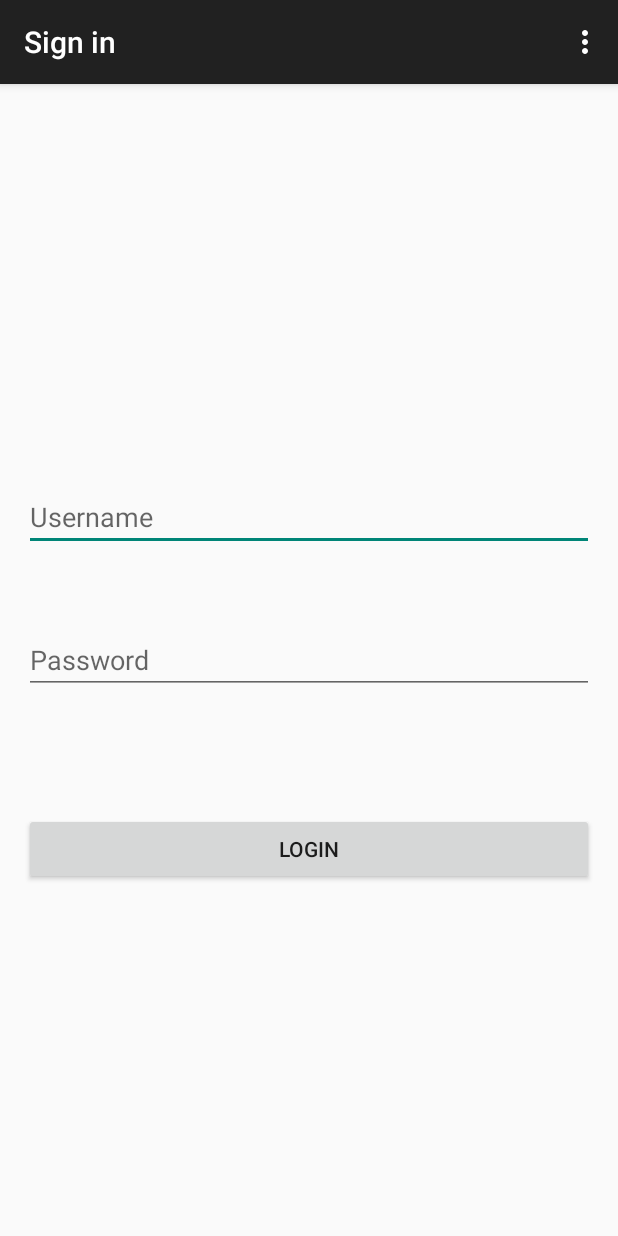
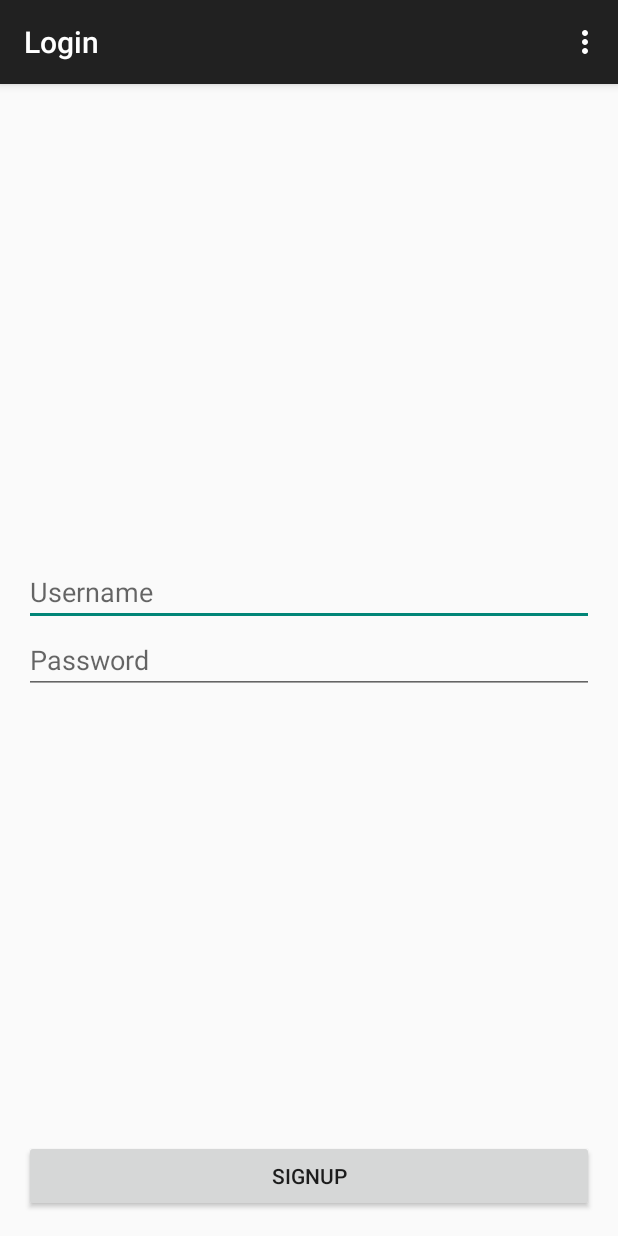
Before and after one commit to jk-gan/Together, an Android app: the screen it shows after launch (LoginActivity before the commit, SignupActivity after it), on a phone screen of 412 x 824 dp. Run offline under Robolectric (Android 15) with nearby library versions, the phone set to English and light mode, and no system bars; 1 statement that could not run was skipped.

Commit message:
Done SignupActivity and going to do LoginActivity

```diff
--- a/app/src/main/java/com/example/micky/together/LoginActivity.java
+++ b/app/src/main/java/com/example/micky/together/LoginActivity.java
@@ -4,69 +4,16 @@ import android.support.v7.app.ActionBarActivity;
 import android.os.Bundle;
 import android.view.Menu;
 import android.view.MenuItem;
-import android.view.View;
-import android.widget.Button;
-import android.widget.EditText;
-import android.widget.Toast;
-
-import com.parse.Parse;
-import com.parse.ParseObject;
-import com.parse.ParseUser;
-import com.parse.SignUpCallback;
-
-import com.parse.ParseException;
 
 
 public class LoginActivity extends ActionBarActivity {
-
-    protected EditText usernameField;
-    protected EditText passwordField;
-    private Button loginButton;
 
     @Override
     protected void onCreate(Bundle savedInstanceState) {
         super.onCreate(savedInstanceState);
         setContentView(R.layout.activity_login);
 
-        // Enable Local Datastore.
-        Parse.enableLocalDatastore(this);
 
-        Parse.initialize(this, "XRGu8hmElf1tVf2JdNydy5GJey5HhUJ7BKSQMAF4", "upT7cr6CUEqu2Jylx2fOUJClImfyY7N48OXJBDi5");
-
-
-        usernameField = (EditText) findViewById(R.id.usernameEditText);
-        passwordField = (EditText) findViewById(R.id.passwordEditText);
-        loginButton = (Button) findViewById(R.id.loginButton);
-
-        loginButton.setOnClickListener(new View.OnClickListener() {
-            @Override
-            public void onClick(View v) {
-
-                String username = usernameField.getText().toString();
-                String password = passwordField.getText().toString();
-
-                ParseUser user = new ParseUser();
-                user.setUsername(username);
-                user.setPassword(password);
-
-                user.signUpInBackground(new SignUpCallback() {
-                    public void done(ParseException e) {
-                        if (e == null) {
-                            // Hooray! Let them use the app now.
-                            Toast toast;
-                            toast = Toast.makeText(getApplicationContext(), "Success", Toast.LENGTH_SHORT);
-                            toast.show();
-                        } else {
-                            // Sign up didn't succeed. Look at the ParseException
-                            // to figure out what went wrong
-                            Toast toast;
-                            toast = Toast.makeText(getApplicationContext(), "Failed", Toast.LENGTH_SHORT);
-                            toast.show();
-                        }
-                    }
-                });
-            }
-        });
     }
 
     @Override
--- /dev/null
+++ b/app/src/main/java/com/example/micky/together/SignupActivity.java
@@ -0,0 +1,96 @@
+package com.example.micky.together;
+
+import android.content.Intent;
+import android.support.v7.app.ActionBarActivity;
+import android.os.Bundle;
+import android.view.Menu;
+import android.view.MenuItem;
+import android.view.View;
+import android.widget.Button;
+import android.widget.EditText;
+import android.widget.Toast;
+
+import com.parse.Parse;
+import com.parse.ParseUser;
+import com.parse.SignUpCallback;
+
+import com.parse.ParseException;
+
+
+public class SignupActivity extends ActionBarActivity {
+
+    protected EditText usernameField;
+    protected EditText passwordField;
+    private Button SignupButton;
+
+    @Override
+    protected void onCreate(Bundle savedInstanceState) {
+        super.onCreate(savedInstanceState);
+        setContentView(R.layout.activity_signup);
+
+        // Enable Local Datastore.
+        Parse.enableLocalDatastore(this);
+
+        Parse.initialize(this, "XRGu8hmElf1tVf2JdNydy5GJey5HhUJ7BKSQMAF4", "upT7cr6CUEqu2Jylx2fOUJClImfyY7N48OXJBDi5");
+
+
+        usernameField = (EditText) findViewById(R.id.usernameEditText);
+        passwordField = (EditText) findViewById(R.id.passwordEditText);
+        SignupButton = (Button) findViewById(R.id.signupButton);
+
+        SignupButton.setOnClickListener(new View.OnClickListener() {
+            @Override
+            public void onClick(View v) {
+
+                String username = usernameField.getText().toString();
+                String password = passwordField.getText().toString();
+
+                ParseUser user = new ParseUser();
+                user.setUsername(username);
+                user.setPassword(password);
+
+                user.signUpInBackground(new SignUpCallback() {
+                    public void done(ParseException e) {
+                        if (e == null) {
+                            // Hooray! Let them use the app now.
+                            Toast toast;
+                            toast = Toast.makeText(getApplicationContext(), "Signup Successfully", Toast.LENGTH_SHORT);
+                            toast.show();
+
+                            // call LoginActivity
+                            startActivity(new Intent(SignupActivity.this, LoginActivity.class));
+                        } else {
+                            // Sign up didn't succeed. Look at the ParseException
+                            // to figure out what went wrong
+                            Toast toast;
+                            toast = Toast.makeText(getApplicationContext(), "Failed to Signup", Toast.LENGTH_SHORT);
+                            toast.show();
+                        }
+                    }
+                });
+            }
+        });
+    }
+
+    @Override
+    public boolean onCreateOptionsMenu(Menu menu) {
+        // Inflate the menu; this adds items to the action bar if it is present.
+        getMenuInflater().inflate(R.menu.menu_login, menu);
+        return true;
+    }
+
+    @Override
+    public boolean onOptionsItemSelected(MenuItem item) {
+        // Handle action bar item clicks here. The action bar will
+        // automatically handle clicks on the Home/Up button, so long
+        // as you specify a parent activity in AndroidManifest.xml.
+        int id = item.getItemId();
+
+        //noinspection SimplifiableIfStatement
+        if (id == R.id.action_settings) {
+            return true;
+        }
+
+        return super.onOptionsItemSelected(item);
+    }
+}
--- a/app/src/main/res/layout/activity_login.xml
+++ b/app/src/main/res/layout/activity_login.xml
@@ -4,38 +4,9 @@
     android:paddingRight="@dimen/activity_horizontal_margin"
     android:paddingTop="@dimen/activity_vertical_margin"
     android:paddingBottom="@dimen/activity_vertical_margin"
-    tools:context="com.example.micky.together.LoginActivity"
-    android:id="@+id/loginRelativeLayout">
+    tools:context="com.example.micky.together.LoginActivity">
 
-    <Button
-        android:layout_width="match_parent"
-        android:layout_height="wrap_content"
-        android:text="Login"
-        android:id="@+id/loginButton"
-        android:layout_marginTop="79dp"
-        android:layout_below="@+id/passwordEditText"
-        android:layout_alignParentLeft="true"
-        android:layout_alignParentStart="true" />
+    <TextView android:text="@string/hello_world" android:layout_width="wrap_content"
+        android:layout_height="wrap_content" />
 
-    <EditText
-        android:layout_width="match_parent"
-        android:layout_height="wrap_content"
-        android:inputType="textPersonName"
-        android:ems="10"
-        android:id="@+id/usernameEditText"
-        android:layout_above="@+id/passwordEditText"
-        android:layout_centerHorizontal="true"
-        android:layout_marginBottom="50dp"
-        android:hint="Username" />
-
-    <EditText
-        android:layout_width="match_parent"
-        android:layout_height="wrap_content"
-        android:inputType="textPassword"
-        android:ems="10"
-        android:id="@+id/passwordEditText"
-        android:layout_centerVertical="true"
-        android:layout_alignLeft="@+id/usernameEditText"
-        android:layout_alignStart="@+id/usernameEditText"
-        android:hint="Password" />
 </RelativeLayout>
--- /dev/null
+++ b/app/src/main/res/layout/activity_signup.xml
@@ -0,0 +1,40 @@
+<RelativeLayout xmlns:android="http://schemas.android.com/apk/res/android"
+    xmlns:tools="http://schemas.android.com/tools" android:layout_width="match_parent"
+    android:layout_height="match_parent" android:paddingLeft="@dimen/activity_horizontal_margin"
+    android:paddingRight="@dimen/activity_horizontal_margin"
+    android:paddingTop="@dimen/activity_vertical_margin"
+    android:paddingBottom="@dimen/activity_vertical_margin"
+    tools:context="com.example.micky.together.SignupActivity"
+    android:id="@+id/loginRelativeLayout">
+
+    <Button
+        android:layout_width="match_parent"
+        android:layout_height="wrap_content"
+        android:text="Signup"
+        android:id="@+id/signupButton"
+        android:layout_alignParentBottom="true"
+        android:layout_alignParentLeft="true"
+        android:layout_alignParentStart="true" />
+
+    <EditText
+        android:layout_width="match_parent"
+        android:layout_height="wrap_content"
+        android:inputType="textPersonName"
+        android:ems="10"
+        android:id="@+id/usernameEditText"
+        android:hint="Username"
+        android:layout_alignParentLeft="true"
+        android:layout_alignParentStart="true"
+        android:layout_above="@+id/passwordEditText" />
+
+    <EditText
+        android:layout_width="match_parent"
+        android:layout_height="wrap_content"
+        android:inputType="textPassword"
+        android:ems="10"
+        android:id="@+id/passwordEditText"
+        android:hint="Password"
+        android:layout_centerVertical="true"
+        android:layout_alignParentLeft="true"
+        android:layout_alignParentStart="true" />
+</RelativeLayout>
--- a/app/src/main/res/values/strings.xml
+++ b/app/src/main/res/values/strings.xml
@@ -3,5 +3,6 @@
 
     <string name="hello_world">Hello world!</string>
     <string name="action_settings">Settings</string>
+    <string name="title_activity_login">Login</string>
     <!--<string name="title_activity_login">Login</string>-->
 </resources>
```
Also changed, not shown: app/src/main/AndroidManifest.xml (+5 -2 lines), app/src/main/java/com/example/micky/together/TogetherApplication.java (added, +7 -0 lines).
